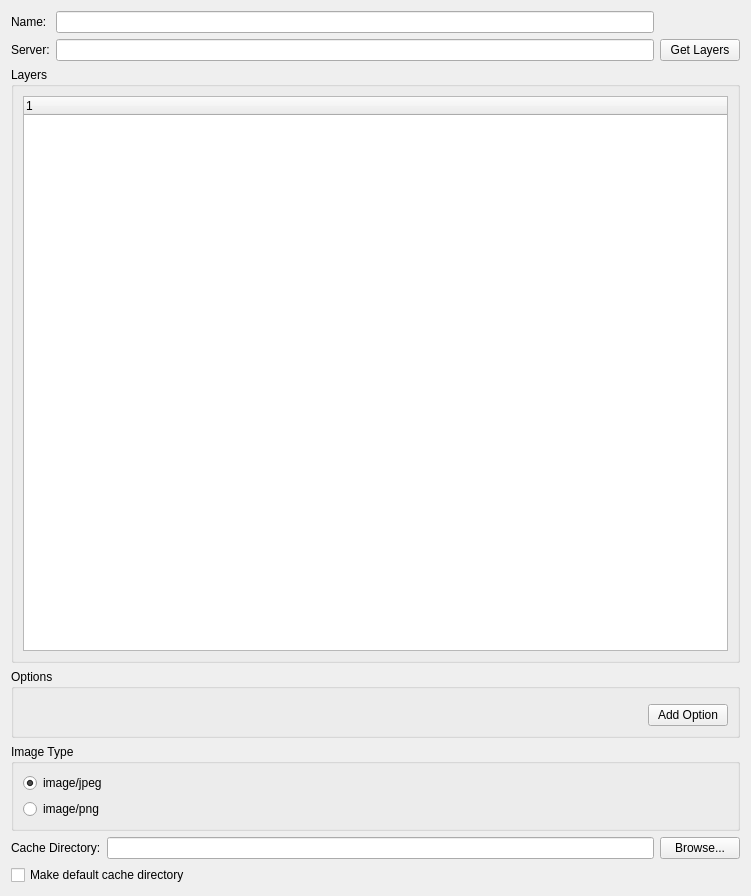
Above: Minerva/Plugins/WmsLayerQt/WmsWidget.ui from perryiv/cadkit before the change. Below: the same form after it.
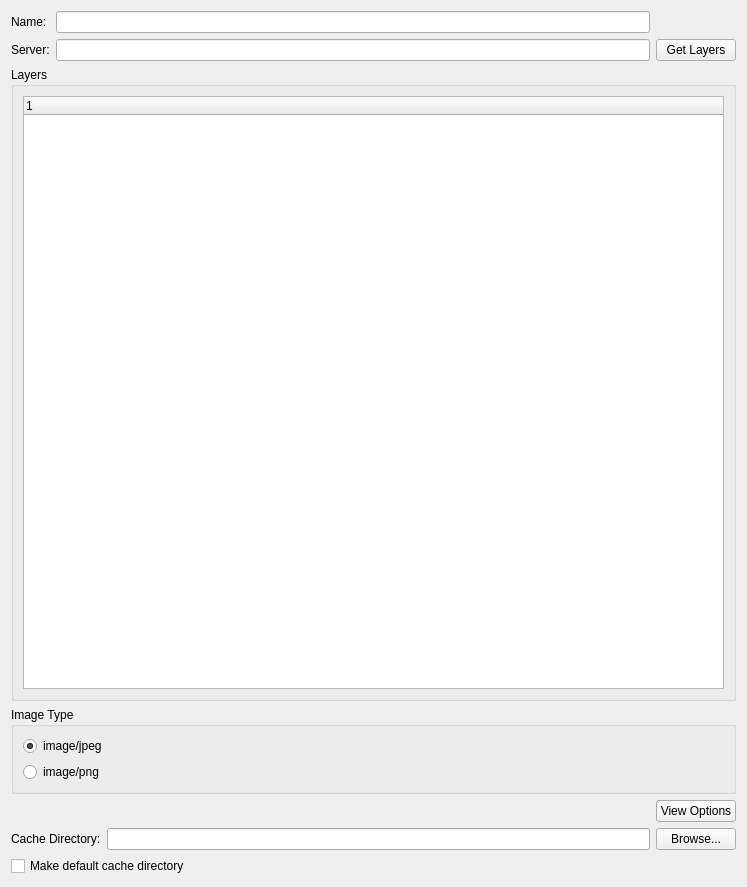
That is the form after the change.

Commit message: -Adding stub class and designer form for displaying wms options.

The edit to the form file:
```diff
--- a/Minerva/Plugins/WmsLayerQt/WmsWidget.ui
+++ b/Minerva/Plugins/WmsLayerQt/WmsWidget.ui
@@ -5,8 +5,8 @@
    <rect>
     <x>0</x>
     <y>0</y>
-    <width>751</width>
-    <height>896</height>
+    <width>747</width>
+    <height>887</height>
    </rect>
   </property>
   <property name="windowTitle" >
@@ -62,42 +62,6 @@
      </layout>
     </widget>
    </item>
-   <item>
-    <widget class="QGroupBox" name="_optionsGroupBox" >
-     <property name="title" >
-      <string>Options</string>
-     </property>
-     <layout class="QVBoxLayout" >
-      <item>
-       <widget class="QWidget" native="1" name="_scrollOptionsWidget" />
-      </item>
-      <item>
-       <layout class="QHBoxLayout" >
-        <item>
-         <spacer>
-          <property name="orientation" >
-           <enum>Qt::Horizontal</enum>
-          </property>
-          <property name="sizeHint" >
-           <size>
-            <width>40</width>
-            <height>20</height>
-           </size>
-          </property>
-         </spacer>
-        </item>
-        <item>
-         <widget class="QPushButton" name="addOptionButton" >
-          <property name="text" >
-           <string>Add Option</string>
-          </property>
-         </widget>
-        </item>
-       </layout>
-      </item>
-     </layout>
-    </widget>
-   </item>
    <item>
     <widget class="QGroupBox" name="groupBox_2" >
      <property name="title" >
@@ -124,6 +88,30 @@
      </layout>
     </widget>
    </item>
+   <item>
+    <layout class="QHBoxLayout" >
+     <item>
+      <spacer>
+       <property name="orientation" >
+        <enum>Qt::Horizontal</enum>
+       </property>
+       <property name="sizeHint" >
+        <size>
+         <width>40</width>
+         <height>20</height>
+        </size>
+       </property>
+      </spacer>
+     </item>
+     <item>
+      <widget class="QPushButton" name="viewOptionsButton" >
+       <property name="text" >
+        <string>View Options</string>
+       </property>
+      </widget>
+     </item>
+    </layout>
+   </item>
    <item>
     <layout class="QHBoxLayout" >
      <item>
```
The commit also changes 7 other files.
